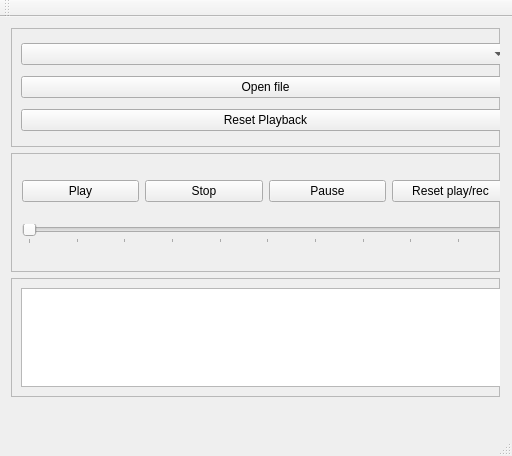
Above: playrec_test1/mainwindow.ui from lawrence-iviani/PlayRec before the change. Below: the same form after it.
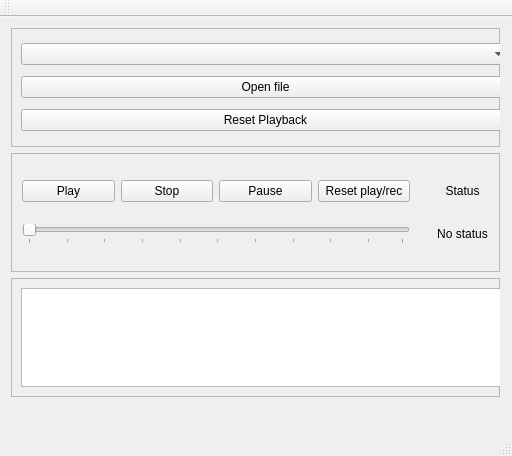
That is the form after the change.

Commit message: Added message in playrec test1 about the status

Patch:
```diff
--- a/playrec_test1/mainwindow.ui
+++ b/playrec_test1/mainwindow.ui
@@ -122,6 +122,26 @@
            </property>
           </widget>
          </item>
+         <item row="0" column="4">
+          <widget class="QLabel" name="labelStatusDescr">
+           <property name="text">
+            <string>Status</string>
+           </property>
+           <property name="alignment">
+            <set>Qt::AlignCenter</set>
+           </property>
+          </widget>
+         </item>
+         <item row="1" column="4">
+          <widget class="QLabel" name="LabelStatus">
+           <property name="text">
+            <string>No status</string>
+           </property>
+           <property name="alignment">
+            <set>Qt::AlignCenter</set>
+           </property>
+          </widget>
+         </item>
         </layout>
        </widget>
       </widget>
```
The commit also changes 1 other file.
